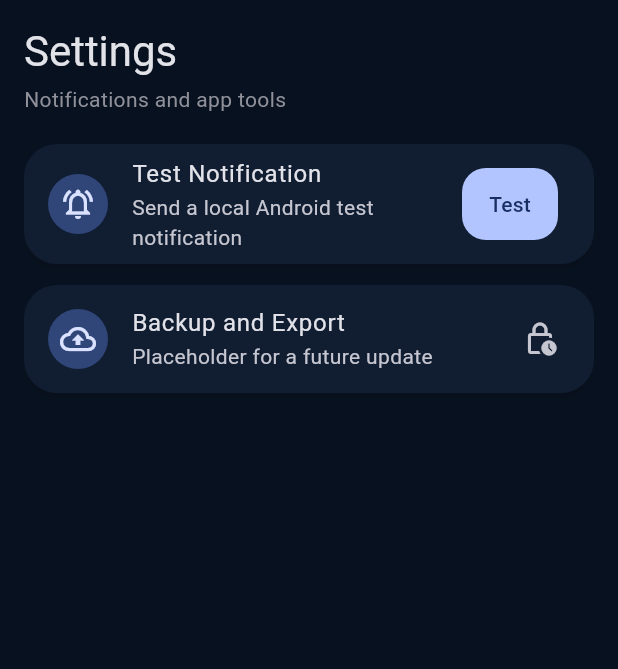
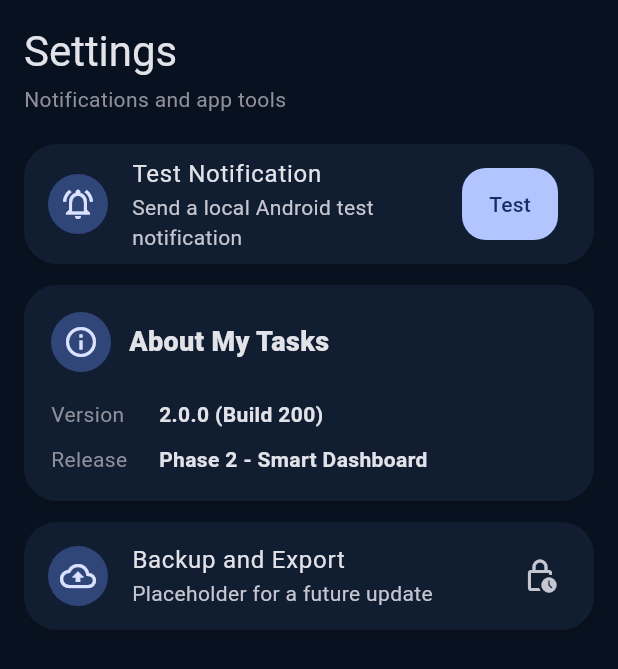
Before and after one commit to omerabdulbagi-alt/omerabdulbagi, a Flutter app: the SettingsScreen widget shown alone on an empty page, opened directly with empty values, on a phone screen of 412 x 824 dp. Shown: the top 669 px of the screen. Run offline on Flutter 3.47's test engine with Material 3 defaults, Android fonts, the phone set to English and light mode, and no system bars; our stand-ins replace flutter_local_notifications, sqflite, sqflite_common, sqflite_common_ffi, timezone; accounts and stored records are empty.

Commit message:
Verify Phase 2 Android release version

```diff
--- a/lib/ui/screens/settings_screen.dart
+++ b/lib/ui/screens/settings_screen.dart
@@ -45,6 +45,37 @@ class SettingsScreen extends StatelessWidget {
         ),
         const SizedBox(height: 14),
         const Card(
+          child: Padding(
+            padding: EdgeInsets.all(18),
+            child: Column(
+              crossAxisAlignment: CrossAxisAlignment.start,
+              children: [
+                Row(
+                  children: [
+                    CircleAvatar(child: Icon(Icons.info_outline)),
+                    SizedBox(width: 12),
+                    Text(
+                      'About My Tasks',
+                      style: TextStyle(
+                        fontSize: 18,
+                        fontWeight: FontWeight.w800,
+                      ),
+                    ),
+                  ],
+                ),
+                SizedBox(height: 18),
+                _AboutRow(label: 'Version', value: '2.0.0 (Build 200)'),
+                SizedBox(height: 10),
+                _AboutRow(
+                  label: 'Release',
+                  value: 'Phase 2 - Smart Dashboard',
+                ),
+              ],
+            ),
+          ),
+        ),
+        const SizedBox(height: 14),
+        const Card(
           child: ListTile(
             leading: CircleAvatar(child: Icon(Icons.backup_outlined)),
             title: Text('Backup and Export'),
@@ -56,3 +87,28 @@ class SettingsScreen extends StatelessWidget {
     );
   }
 }
+
+class _AboutRow extends StatelessWidget {
+  const _AboutRow({required this.label, required this.value});
+  final String label;
+  final String value;
+
+  @override
+  Widget build(BuildContext context) {
+    return Row(
+      crossAxisAlignment: CrossAxisAlignment.start,
+      children: [
+        SizedBox(
+          width: 72,
+          child: Text(
+            label,
+            style: TextStyle(color: Theme.of(context).colorScheme.outline),
+          ),
+        ),
+        Expanded(
+          child: Text(value, style: const TextStyle(fontWeight: FontWeight.w700)),
+        ),
+      ],
+    );
+  }
+}
--- a/pubspec.yaml
+++ b/pubspec.yaml
@@ -16,7 +16,7 @@ publish_to: 'none' # Remove this line if you wish to publish to pub.dev
 # https://developer.apple.com/library/archive/documentation/General/Reference/InfoPlistKeyReference/Articles/CoreFoundationKeys.html
 # In Windows, build-name is used as the major, minor, and patch parts
 # of the product and file versions while build-number is used as the build suffix.
-version: 1.0.0+1
+version: 2.0.0+200
 
 environment:
   sdk: ^3.12.1
```
Also changed, not shown: 2 other files.
